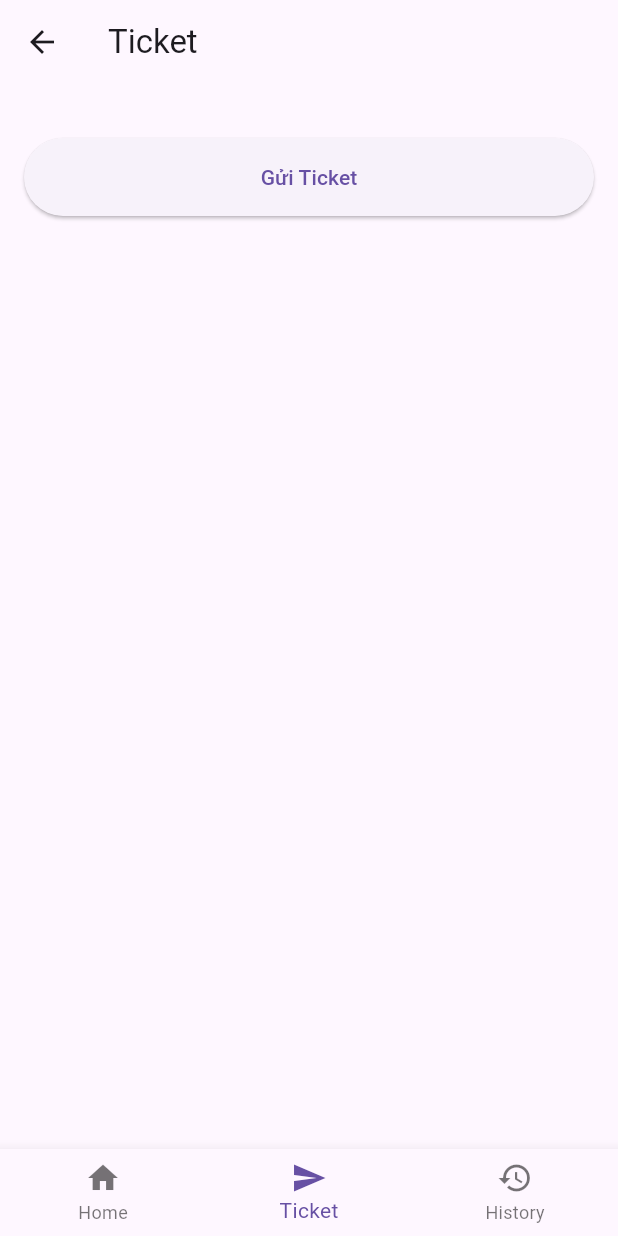
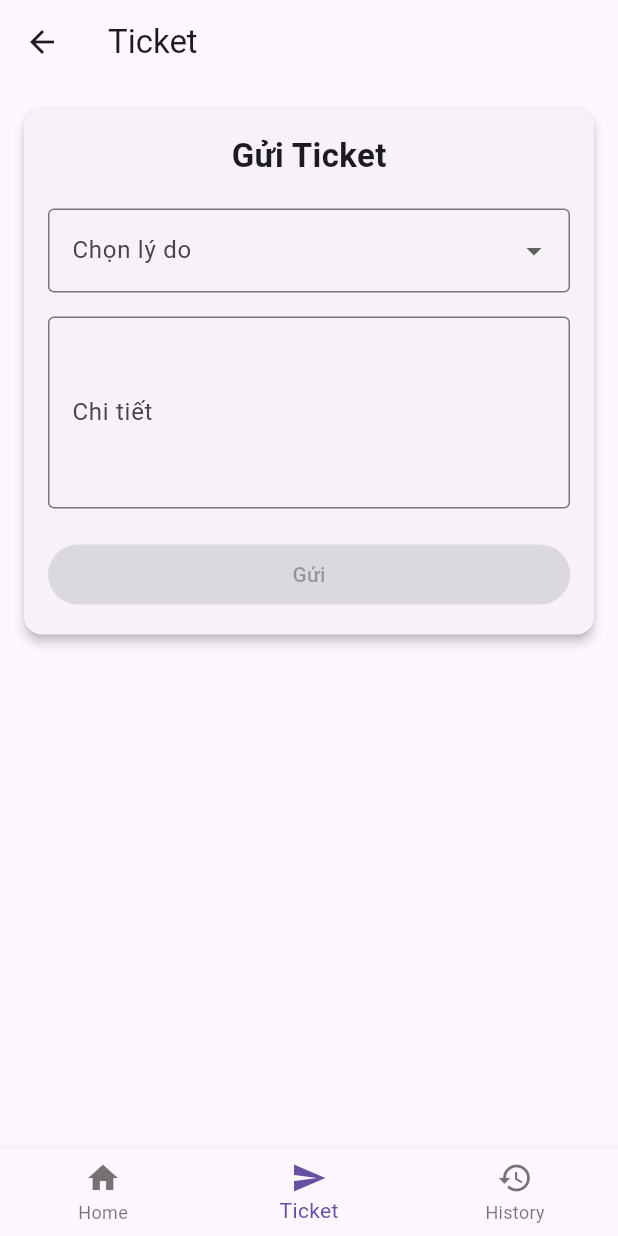
Before and after one commit to StephenTanh/School-Project, a Flutter app: the HomePage screen opened directly with empty values, item 2 of the bottom bar chosen, on a phone screen of 412 x 824 dp. Run offline on Flutter 3.47's test engine with Material 3 defaults, Android fonts, the phone set to English and light mode, and no system bars.

Commit message:
Sua lai ticket dialog

```diff
--- a/lib/home_page.dart
+++ b/lib/home_page.dart
@@ -13,38 +13,6 @@ class HomePage extends StatefulWidget {
 
 class _HomePageState extends State<HomePage> {
   int _selectedIndex = 0;
-
-  Future<void> _showTicketDialog() async {
-    final result = await showDialog<Map<String, String>>(
-      context: context,
-      builder: (_) => const TicketDialog(),
-    );
-
-    if (!mounted) return;
-
-    if (result != null) {
-      setState(() {
-        final now = DateTime.now();
-
-        TicketHistory.tickets.insert(0, {
-          "username": widget.username,
-          "reason": result["reason"]!,
-          "detail": result["detail"]!,
-          "date":
-              "${now.day.toString().padLeft(2, '0')}/"
-              "${now.month.toString().padLeft(2, '0')}/"
-              "${now.year}",
-          "time":
-              "${now.hour.toString().padLeft(2, '0')}:"
-              "${now.minute.toString().padLeft(2, '0')}",
-        });
-      });
-
-      ScaffoldMessenger.of(
-        context,
-      ).showSnackBar(const SnackBar(content: Text("Đã gửi ticket")));
-    }
-  }
 
   Widget _buildHomeTab() {
     return Center(
@@ -65,21 +33,26 @@ class _HomePageState extends State<HomePage> {
   }
 
   Widget _buildTicketTab() {
-    return Padding(
-      padding: const EdgeInsets.all(16.0),
-      child: Column(
-        crossAxisAlignment: CrossAxisAlignment.stretch,
-        children: [
-          const SizedBox(height: 20),
-          ElevatedButton(
-            onPressed: _showTicketDialog,
-            child: const Padding(
-              padding: EdgeInsets.symmetric(vertical: 16.0),
-              child: Text('Gửi Ticket'),
-            ),
-          ),
-          const SizedBox(height: 20),
-        ],
+    return SingleChildScrollView(
+      child: TicketDialog(
+        onSubmit: (result) {
+          setState(() {
+            final now = DateTime.now();
+
+            TicketHistory.tickets.insert(0, {
+              "username": widget.username,
+              "reason": result["reason"]!,
+              "detail": result["detail"]!,
+              "date":
+                  "${now.day.toString().padLeft(2, '0')}/"
+                  "${now.month.toString().padLeft(2, '0')}/"
+                  "${now.year}",
+              "time":
+                  "${now.hour.toString().padLeft(2, '0')}:"
+                  "${now.minute.toString().padLeft(2, '0')}",
+            });
+          });
+        },
       ),
     );
   }
--- a/lib/pages/ticket_dialog.dart
+++ b/lib/pages/ticket_dialog.dart
@@ -1,7 +1,12 @@
 import 'package:flutter/material.dart';
 
 class TicketDialog extends StatefulWidget {
-  const TicketDialog({super.key});
+  final Function(Map<String, String>) onSubmit;
+
+  const TicketDialog({
+    super.key,
+    required this.onSubmit,
+  });
 
   @override
   State<TicketDialog> createState() => _TicketDialogState();
@@ -12,7 +17,11 @@ class _TicketDialogState extends State<TicketDialog> {
 
   String? _selectedReason;
 
-  final List<String> _reasons = ['Đi học trễ', 'Không logo', 'Không bảng tên'];
+  final List<String> _reasons = [
+    'Đi học trễ',
+    'Không logo',
+    'Không bảng tên',
+  ];
 
   @override
   void dispose() {
@@ -20,18 +29,54 @@ class _TicketDialogState extends State<TicketDialog> {
     super.dispose();
   }
 
+  void _sendTicket() {
+    if (_selectedReason == null) return;
+
+    widget.onSubmit({
+      "reason": _selectedReason!,
+      "detail": _detailController.text.trim(),
+    });
+
+    setState(() {
+      _selectedReason = null;
+      _detailController.clear();
+    });
+
+    ScaffoldMessenger.of(
+      context,
+    ).showSnackBar(const SnackBar(content: Text("Đã gửi ticket")));
+  }
+
   @override
   Widget build(BuildContext context) {
-    return AlertDialog(
-      title: const Text("Gửi Ticket"),
-      content: Column(
-        mainAxisSize: MainAxisSize.min,
+    return Card(
+      margin: const EdgeInsets.all(16),
+      elevation: 3,
+      child: Padding(
+        padding: const EdgeInsets.all(16),
+        child: Column(
           children: [
+            const Text(
+              "Gửi Ticket",
+              style: TextStyle(
+                fontSize: 22,
+                fontWeight: FontWeight.bold,
+              ),
+            ),
+
+            const SizedBox(height: 20),
+
             DropdownButtonFormField<String>(
-            initialValue: _selectedReason,
-            decoration: const InputDecoration(labelText: "Chọn lý do"),
+              value: _selectedReason,
+              decoration: const InputDecoration(
+                labelText: "Chọn lý do",
+                border: OutlineInputBorder(),
+              ),
               items: _reasons.map((reason) {
-              return DropdownMenuItem(value: reason, child: Text(reason));
+                return DropdownMenuItem(
+                  value: reason,
+                  child: Text(reason),
+                );
               }).toList(),
               onChanged: (value) {
                 setState(() {
@@ -39,7 +84,9 @@ class _TicketDialogState extends State<TicketDialog> {
                 });
               },
             ),
-          const SizedBox(height: 12),
+
+            const SizedBox(height: 16),
+
             TextField(
               controller: _detailController,
               maxLines: 4,
@@ -48,25 +95,19 @@ class _TicketDialogState extends State<TicketDialog> {
                 border: OutlineInputBorder(),
               ),
             ),
+
+            const SizedBox(height: 20),
+
+            SizedBox(
+              width: double.infinity,
+              child: ElevatedButton(
+                onPressed: _selectedReason == null ? null : _sendTicket,
+                child: const Text("Gửi"),
+              ),
+            ),
           ],
         ),
-      actions: [
-        TextButton(
-          onPressed: () => Navigator.pop(context),
-          child: const Text("Hủy"),
       ),
-        ElevatedButton(
-          onPressed: _selectedReason == null
-              ? null
-              : () {
-                  Navigator.pop(context, {
-                    "reason": _selectedReason!,
-                    "detail": _detailController.text.trim(),
-                  });
-                },
-          child: const Text("Gửi"),
-        ),
-      ],
     );
   }
 }
```
Lines whose indentation alone changed are shown as unchanged.
